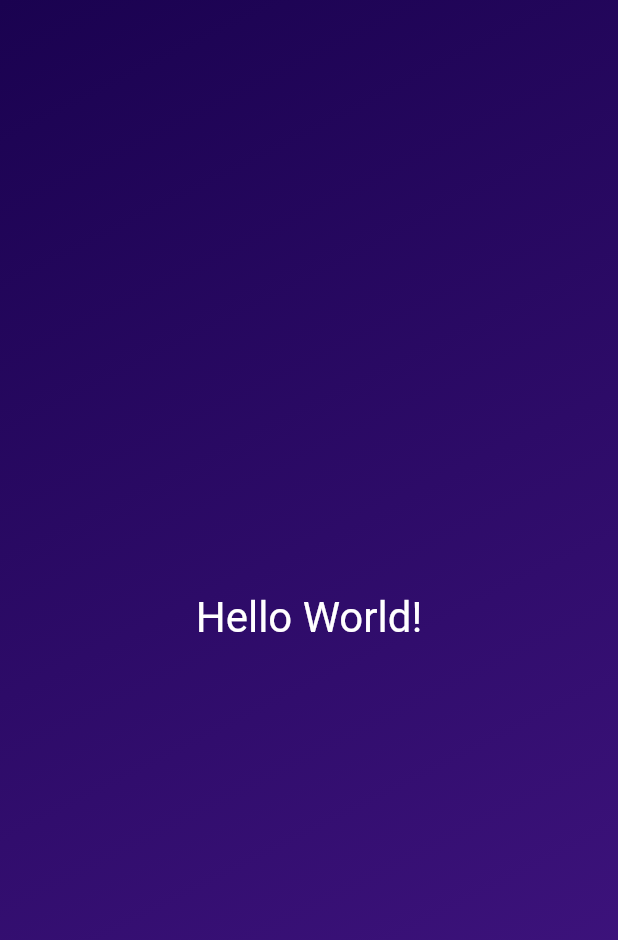
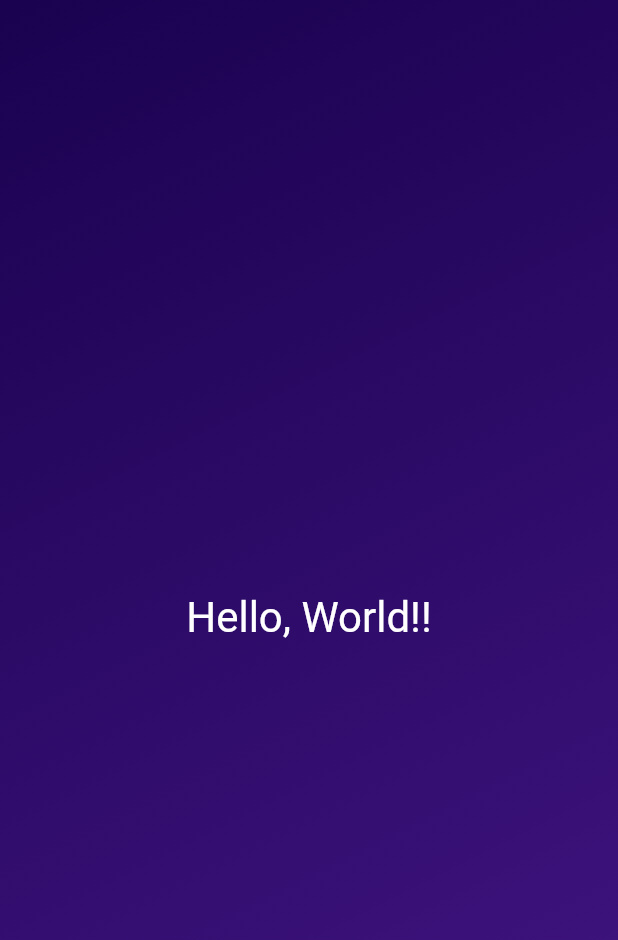
Before and after one commit to flutter-preview/clebsonsh-first_flutter_app, a Flutter app: the screen it shows after launch, on a phone screen of 412 x 824 dp. Shown: the top 940 px of the screen. Run offline on Flutter 3.47's test engine with Material 2 defaults, Android fonts, the phone set to English and light mode, and no system bars.

Commit message:
Instance Variables aka Properties

```diff
--- a/lib/components/gradient_container.dart
+++ b/lib/components/gradient_container.dart
@@ -1,5 +1,9 @@
+import 'package:flutter/material.dart';
+
 import 'package:first_app/components/styled_text.dart';
-import 'package:flutter/material.dart';
+
+const startAlignment = Alignment.topLeft;
+const endAlignment = Alignment.bottomRight;
 
 class GradientContainer extends StatelessWidget {
   const GradientContainer({super.key});
@@ -9,8 +13,8 @@ class GradientContainer extends StatelessWidget {
     return Container(
       decoration: const BoxDecoration(
         gradient: LinearGradient(
-          begin: Alignment.topLeft,
-          end: Alignment.bottomRight,
+          begin: startAlignment,
+          end: endAlignment,
           colors: [
             Color.fromARGB(255, 26, 2, 80),
             Color.fromARGB(255, 68, 22, 133),
@@ -18,7 +22,7 @@ class GradientContainer extends StatelessWidget {
         ),
       ),
       child: const Center(
-        child: StyledText(),
+        child: StyledText('Hello, World!!'),
       ),
     );
   }
--- a/lib/components/styled_text.dart
+++ b/lib/components/styled_text.dart
@@ -1,13 +1,15 @@
 import 'package:flutter/material.dart';
 
 class StyledText extends StatelessWidget {
-  const StyledText({super.key});
+  const StyledText(this.text, {super.key});
+
+  final String text;
 
   @override
   Widget build(BuildContext context) {
-    return const Text(
-      'Hello World!',
-      style: TextStyle(
+    return Text(
+      text,
+      style: const TextStyle(
         fontSize: 28,
         color: Colors.white,
       ),
--- a/lib/main.dart
+++ b/lib/main.dart
@@ -1,4 +1,5 @@
 import 'package:flutter/material.dart';
+
 import 'package:first_app/components/gradient_container.dart';
 
 void main() {
```
